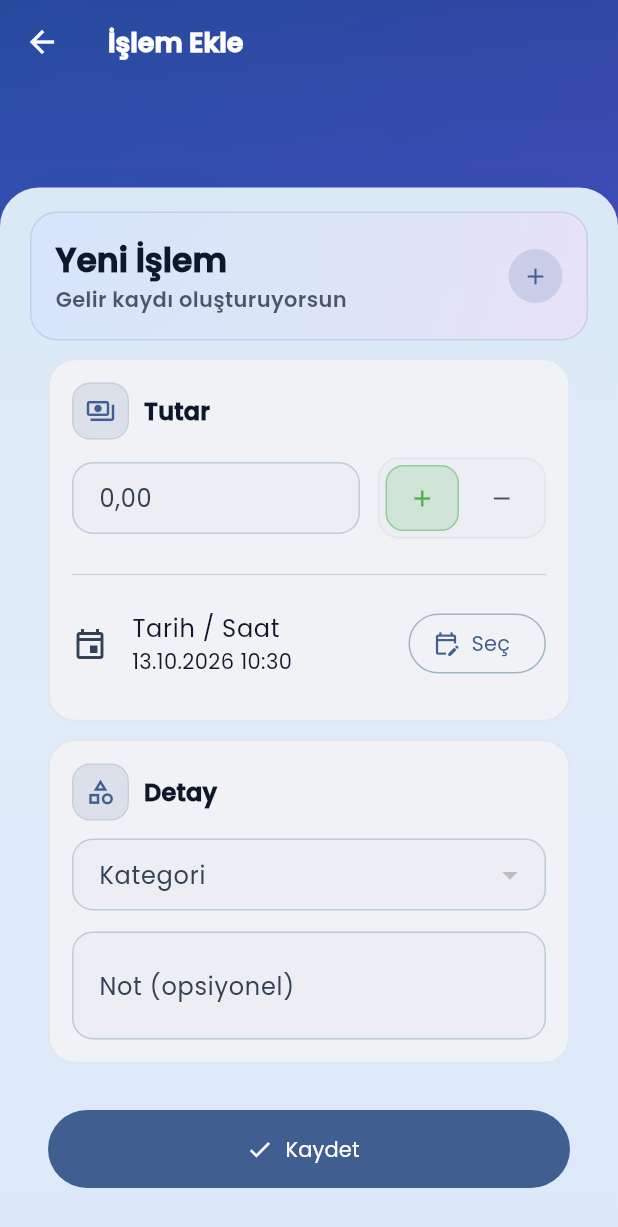
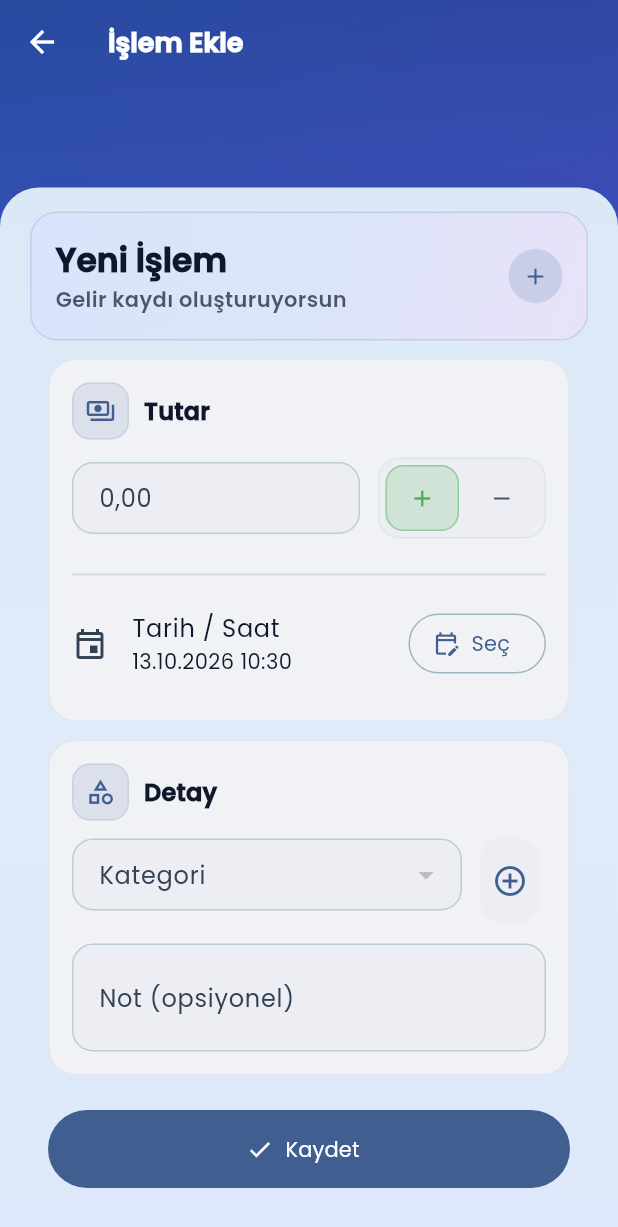
Before and after one commit to hasancan2004/Finansio-App, a Flutter app: the AddTxScreen screen opened directly, on a phone screen of 412 x 824 dp. Shown: the top 1227 px of the screen. Run offline on Flutter 3.47's test engine with Material 3 defaults, Android fonts, the phone set to English and light mode, and no system bars; our stand-ins replace drift, drift_sqflite, fl_chart, flutter_local_notifications, flutter_riverpod, flutter_timezone and 8 more; missing offline and left inert: app_settings; accounts and stored records are empty; generated files the repository leaves out were written again; statements that could not run were skipped.

Commit message:
feat: add quick add category button next to category picker in transaction screen

```diff
--- a/lib/presentation/transactions/view/add_tx_screen.dart
+++ b/lib/presentation/transactions/view/add_tx_screen.dart
@@ -16,6 +16,7 @@ import '../../../domain/engine/category_predictor.dart';
 import '../../shared/widgets/app_scaffold.dart';
 import '../../shared/widgets/app_header.dart';
 import '../../shared/theme/app_surfaces.dart';
+import '../../settings/view/categories_screen.dart';
 
 import 'package:finansio/presentation/budgets/viewmodel/budget_providers.dart';
 
@@ -142,6 +143,31 @@ class _AddTxScreenState extends ConsumerState<AddTxScreen> {
     ScaffoldMessenger.of(context)
       ..clearSnackBars()
       ..showSnackBar(SnackBar(content: Text(m)));
+  }
+
+  // Kategori yönetim ekranını açıp dönüşte listeyi tazeler.
+  Future<void> _openCategories() async {
+    await Navigator.push(
+      context,
+      MaterialPageRoute(builder: (_) => const CategoriesScreen()),
+    );
+    await _reloadCategories();
+  }
+
+  Future<void> _reloadCategories() async {
+    final db = ref.read(dbProvider);
+    final cats = await db.allCategories();
+    if (!mounted) return;
+
+    setState(() {
+      _cats = cats;
+      final selected = _selectedCat;
+      if (selected == null || !cats.any((c) => c.id == selected.id)) {
+        _selectedCat = cats.isNotEmpty ? cats.first : null;
+      }
+    });
+
+    _handleNoteChanged();
   }
 
   // ---- normalize helper ----
@@ -774,7 +800,11 @@ class _AddTxScreenState extends ConsumerState<AddTxScreen> {
                               ),
                               const SizedBox(height: 14),
                             ],
-                            DropdownButtonFormField<Category>(
+                            Row(
+                              crossAxisAlignment: CrossAxisAlignment.start,
+                              children: [
+                                Expanded(
+                                  child: DropdownButtonFormField<Category>(
                                     value: _selectedCat,
                                     isExpanded: true,
                                     items: _cats
@@ -813,6 +843,28 @@ class _AddTxScreenState extends ConsumerState<AddTxScreen> {
                                         borderSide: BorderSide.none,
                                       ),
                                     ),
+                                  ),
+                                ),
+                                const SizedBox(width: 8),
+                                SizedBox(
+                                  height: 56,
+                                  child: IconButton(
+                                    tooltip: 'Yeni Kategori Ekle',
+                                    onPressed: _openCategories,
+                                    style: IconButton.styleFrom(
+                                      backgroundColor:
+                                          cs.surfaceVariant.withOpacity(0.25),
+                                      shape: RoundedRectangleBorder(
+                                        borderRadius: BorderRadius.circular(14),
+                                      ),
+                                    ),
+                                    icon: Icon(
+                                      Icons.add_circle_outline,
+                                      color: cs.primary,
+                                    ),
+                                  ),
+                                ),
+                              ],
                             ),
 
                             if (_usedPersonalOverride && !_userOverrodeCategory)
```
Lines whose indentation alone changed are shown as unchanged.
